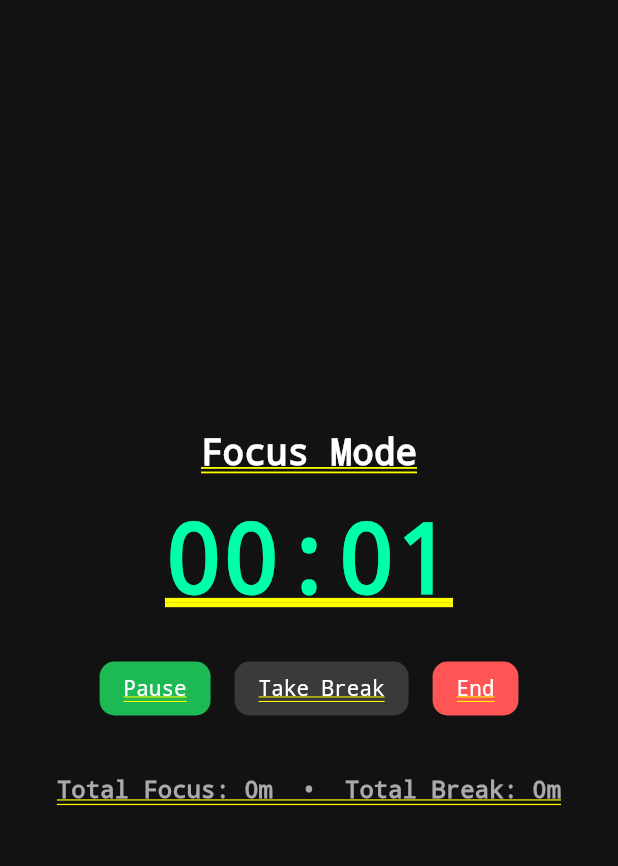
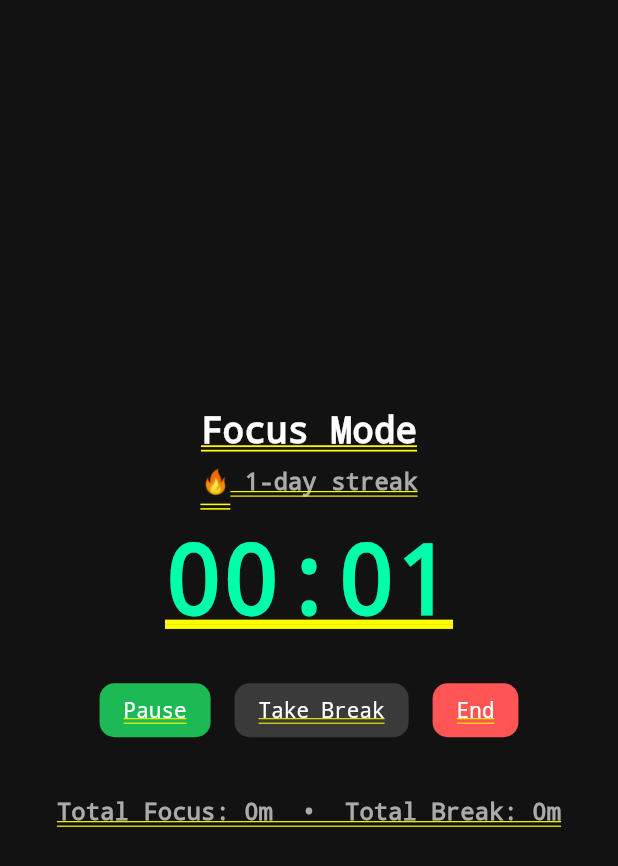
Before and after one commit to Znobz/study_buddy, a Flutter app: the StudySessionScreen screen opened by its route, after a tap on "Start", on a phone screen of 412 x 824 dp. Shown: the top 866 px of the screen. Run offline on Flutter 3.47's test engine with Material 3 defaults, Android fonts, the phone set to English and light mode, and no system bars; our stand-ins replace shared_preferences; accounts and stored records are empty; network calls fail.

Commit message:
Update study_session_screen.dart
added break encouragement,streak feature,and achievement/reward feature for time spent studying.

```diff
--- a/study_buddy_app/lib/screens/study_session_screen.dart
+++ b/study_buddy_app/lib/screens/study_session_screen.dart
@@ -22,11 +22,40 @@ class _StudySessionScreenState extends State<StudySessionScreen>
   int totalFocus = 0;
   int totalBreak = 0;
 
+  int _streak = 0;
+  String _award = "";
+  String _breakMessage = "";
+
   @override
   void initState() {
     super.initState();
     WidgetsBinding.instance.addObserver(this);
     _loadStats();
+    _loadStreak();
+  }
+
+  Future<void> _loadStreak() async {
+    final prefs = await SharedPreferences.getInstance();
+    final lastDate = prefs.getString('lastStudyDate');
+    final today = DateTime.now();
+
+    if (lastDate != null) {
+      final last = DateTime.parse(lastDate);
+      final diff = today.difference(last).inDays;
+      if (diff == 1) {
+        _streak = (prefs.getInt('streak') ?? 0) + 1;
+      } else if (diff > 1) {
+        _streak = 1;
+      } else {
+        _streak = prefs.getInt('streak') ?? 1;
+      }
+    } else {
+      _streak = 1;
+    }
+
+    await prefs.setInt('streak', _streak);
+    await prefs.setString('lastStudyDate', today.toIso8601String());
+    setState(() {});
   }
 
   Future<void> _loadStats() async {
@@ -55,13 +84,27 @@ class _StudySessionScreenState extends State<StudySessionScreen>
   void _startTimer() {
     setState(() => isRunning = true);
     timer = Timer.periodic(const Duration(seconds: 1), (_) {
-      setState(() {
-        if (isBreak) {
-          breakSeconds++;
-        } else {
-          seconds++;
+      if (!mounted) return;
+      if (isBreak) {
+        setState(() => breakSeconds++);
+      } else {
+        setState(() => seconds++);
+
+        // 🔹 Break encouragement AFTER 20 minutes (20*60 = 1200 seconds)
+        if (seconds == 1200) {
+          setState(() {
+            _breakMessage =
+                "⏰ You've been studying for 20 minutes. Time for a quick break!";
+          });
         }
-      });
+
+        // 🔹 Award AFTER 40 minutes (40*60 = 2400 seconds)
+        if (seconds == 2400) {
+          setState(() {
+            _award = "🏅 You studied 40 minutes — Achievement unlocked!";
+          });
+        }
+      }
     });
   }
 
@@ -81,10 +124,13 @@ class _StudySessionScreenState extends State<StudySessionScreen>
     _pauseTimer();
     await _sessionService.saveSessionStats(seconds ~/ 60, breakSeconds ~/ 60);
     await _loadStats();
+    await _loadStreak();
     setState(() {
       seconds = 0;
       breakSeconds = 0;
       isBreak = false;
+      _award = "";
+      _breakMessage = "";
     });
   }
 
@@ -97,7 +143,7 @@ class _StudySessionScreenState extends State<StudySessionScreen>
   @override
   Widget build(BuildContext context) {
     return Container(
-      color: const Color(0xFF121212), // dark background
+      color: const Color(0xFF121212),
       child: SafeArea(
         child: Center(
           child: Padding(
@@ -112,15 +158,76 @@ class _StudySessionScreenState extends State<StudySessionScreen>
                       color: Color(0xFFFFFFFF),
                       fontWeight: FontWeight.w600),
                 ),
+                const SizedBox(height: 10),
+                Text(
+                  "🔥 $_streak-day streak",
+                  style:
+                      const TextStyle(fontSize: 16, color: Color(0xFFAAAAAA)),
+                ),
                 const SizedBox(height: 20),
                 Text(
                   _formatTime(isBreak ? breakSeconds : seconds),
                   style: const TextStyle(
                     fontSize: 64,
                     fontWeight: FontWeight.bold,
-                    color: Color(0xFF00FFAA), // minty timer color
+                    color: Color(0xFF00FFAA),
                   ),
                 ),
+
+                if (_breakMessage.isNotEmpty) ...[
+                  const SizedBox(height: 20),
+                  Container(
+                    padding: const EdgeInsets.all(12),
+                    decoration: BoxDecoration(
+                      color: const Color(0xFF2E2E2E),
+                      borderRadius: BorderRadius.circular(10),
+                    ),
+                    child: Column(
+                      children: [
+                        Text(
+                          _breakMessage,
+                          style: const TextStyle(
+                              color: Colors.white70, fontSize: 14),
+                          textAlign: TextAlign.center,
+                        ),
+                        const SizedBox(height: 8),
+                        TextButton(
+                          onPressed: () => setState(() => _breakMessage = ""),
+                          child: const Text("Dismiss",
+                              style: TextStyle(color: Colors.tealAccent)),
+                        ),
+                      ],
+                    ),
+                  ),
+                ],
+
+                if (_award.isNotEmpty) ...[
+                  const SizedBox(height: 20),
+                  Container(
+                    padding: const EdgeInsets.all(12),
+                    decoration: BoxDecoration(
+                      color: const Color(0xFF1E3A2D),
+                      borderRadius: BorderRadius.circular(10),
+                    ),
+                    child: Column(
+                      children: [
+                        Text(
+                          _award,
+                          style: const TextStyle(
+                              color: Colors.amberAccent, fontSize: 14),
+                          textAlign: TextAlign.center,
+                        ),
+                        const SizedBox(height: 8),
+                        TextButton(
+                          onPressed: () => setState(() => _award = ""),
+                          child: const Text("Dismiss",
+                              style: TextStyle(color: Colors.tealAccent)),
+                        ),
+                      ],
+                    ),
+                  ),
+                ],
+
                 const SizedBox(height: 30),
                 Row(
                   mainAxisAlignment: MainAxisAlignment.center,
@@ -147,8 +254,8 @@ class _StudySessionScreenState extends State<StudySessionScreen>
                 const SizedBox(height: 40),
                 Text(
                   "Total Focus: ${totalFocus}m  •  Total Break: ${totalBreak}m",
-                  style: const TextStyle(
-                      color: Color(0xFFAAAAAA), fontSize: 16),
+                  style:
+                      const TextStyle(color: Color(0xFFAAAAAA), fontSize: 16),
                 ),
               ],
             ),
```
